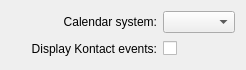
This is libs/plasmaclock/calendarConfig.ui in mgottschlag/kwin-tiling as Qt 5 draws it before an edit. The edited form follows.
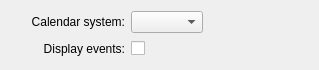
This is the edited form. Custom widgets are drawn as their Qt base class.

Commit message: consistent wording

```diff
--- a/libs/plasmaclock/calendarConfig.ui
+++ b/libs/plasmaclock/calendarConfig.ui
@@ -6,7 +6,7 @@
    <rect>
     <x>0</x>
     <y>0</y>
-    <width>242</width>
+    <width>319</width>
     <height>68</height>
    </rect>
   </property>
@@ -73,7 +73,7 @@
    <item row="1" column="1">
     <widget class="QLabel" name="label">
      <property name="text">
-      <string>Display Kontact events:</string>
+      <string>Display events:</string>
      </property>
      <property name="alignment">
       <set>Qt::AlignRight|Qt::AlignTrailing|Qt::AlignVCenter</set>
```
